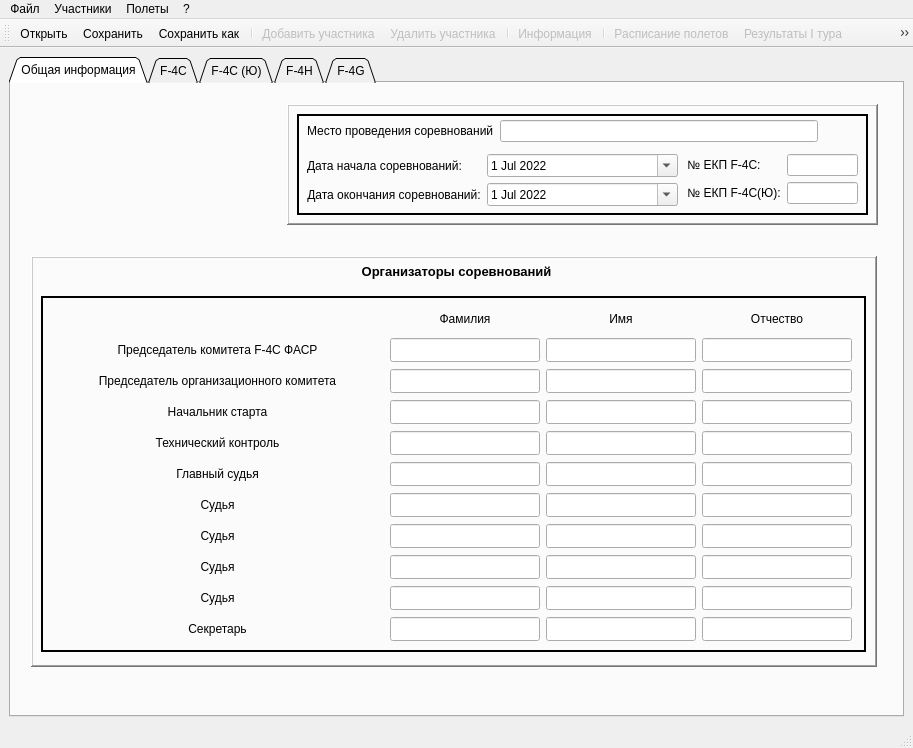
Qt form F4_UI.ui (MasterFly150rus/f4c) before a commit.
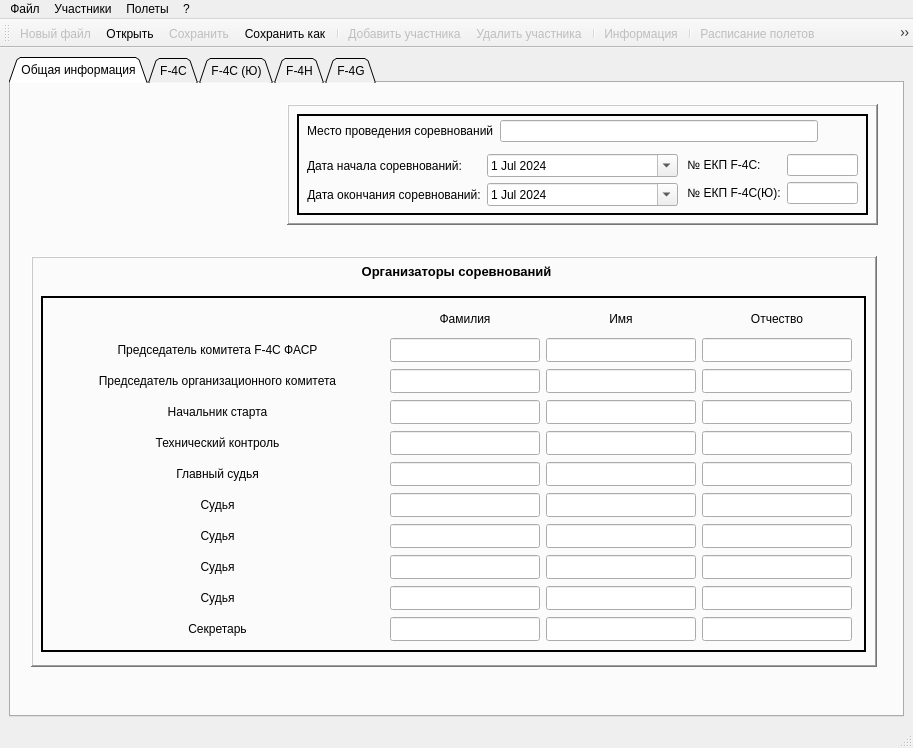
The same form after that commit. Icons and pictures are not drawn.

What changed in the file:
```diff
--- a/F4_UI.ui
+++ b/F4_UI.ui
@@ -169,7 +169,7 @@
                     <hour>0</hour>
                     <minute>0</minute>
                     <second>0</second>
-                    <year>2022</year>
+                    <year>2024</year>
                     <month>7</month>
                     <day>1</day>
                    </datetime>
@@ -196,7 +196,7 @@
                     <hour>0</hour>
                     <minute>0</minute>
                     <second>0</second>
-                    <year>2022</year>
+                    <year>2024</year>
                     <month>7</month>
                     <day>1</day>
                    </datetime>
@@ -1422,6 +1422,7 @@
    <attribute name="toolBarBreak">
     <bool>false</bool>
    </attribute>
+   <addaction name="new_action"/>
    <addaction name="action_2"/>
    <addaction name="action"/>
    <addaction name="action_3"/>
@@ -1437,6 +1438,9 @@
    <addaction name="result_action"/>
   </widget>
   <action name="action">
+   <property name="enabled">
+    <bool>false</bool>
+   </property>
    <property name="icon">
     <iconset resource="Resourses.qrc">
      <normaloff>:/images/Tools_ico/Save.png</normaloff>:/images/Tools_ico/Save.png</iconset>
@@ -1573,6 +1577,21 @@
     <string>О программе</string>
    </property>
   </action>
+  <action name="new_action">
+   <property name="enabled">
+    <bool>false</bool>
+   </property>
+   <property name="icon">
+    <iconset resource="Resourses.qrc">
+     <normaloff>:/images/Tools_ico/New.png</normaloff>:/images/Tools_ico/New.png</iconset>
+   </property>
+   <property name="text">
+    <string>Новый файл</string>
+   </property>
+   <property name="shortcut">
+    <string>Ctrl+N</string>
+   </property>
+  </action>
  </widget>
  <resources>
   <include location="Resourses.qrc"/>
```
Left out of the diff: 10 changed lines with no effect on the pictures.
